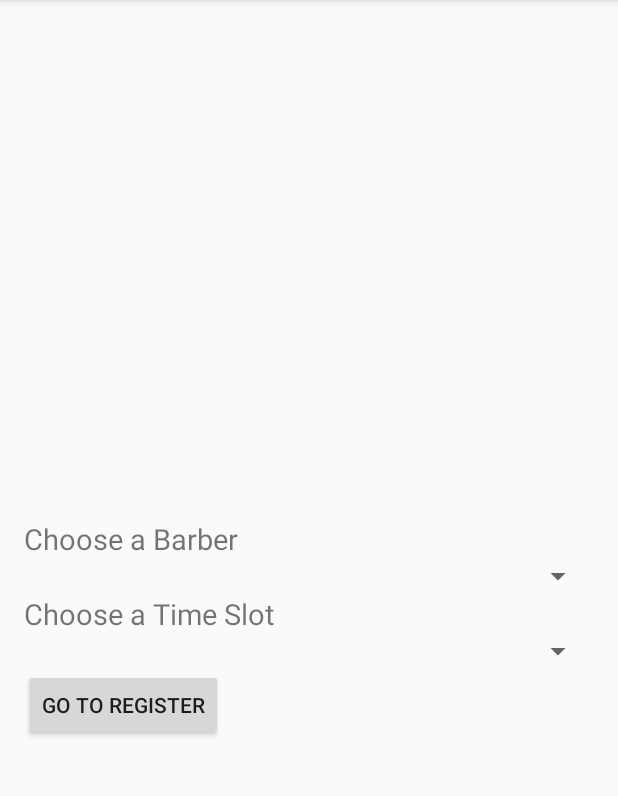
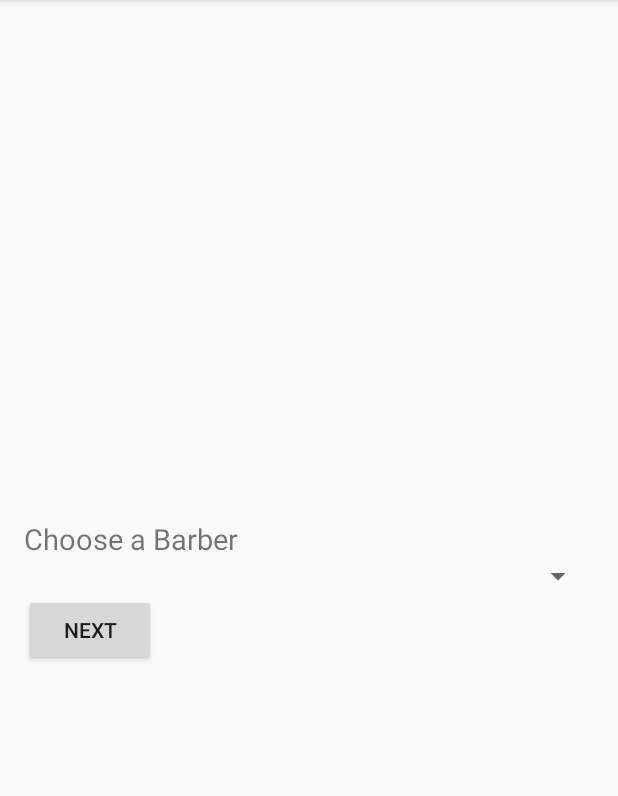
Before and after one commit to drewdawg8/BarbershopQuartet, an Android app: the ActivityCustomerAppointmentRequest screen opened directly, with no data from a screen before it, on a phone screen of 412 x 824 dp, the part 84-880 px from its top. Run offline under Robolectric (Android 15) with nearby library versions, the phone set to English and light mode, and no system bars; our stand-ins replace Firebase (no records; nobody signed in at launch, a user with empty details on screens opened directly); 1 statement that could not run was skipped.

Commit message:
Editted Customer Appointment Request so that there is only one spinner, one button, and one text view with different stages. Each stage loads the spinner with the corresponding data to choose from for the customer.

```diff
--- a/app/src/main/java/com/doublea/barbershopquartet/ActivityCustomerAppointmentRequest.java
+++ b/app/src/main/java/com/doublea/barbershopquartet/ActivityCustomerAppointmentRequest.java
@@ -5,13 +5,16 @@ import android.support.v7.app.AppCompatActivity;
 import android.os.Bundle;
 import android.view.View;
 import android.widget.ArrayAdapter;
+import android.widget.Button;
 import android.widget.Spinner;
+import android.widget.TextView;
 
 import com.doublea.barbershopquartet.BackgroundTools.Barber;
 import com.doublea.barbershopquartet.BackgroundTools.FirebaseInteraction;
 import com.doublea.barbershopquartet.BackgroundTools.FirebaseReadListener;
-import com.doublea.barbershopquartet.BackgroundTools.TimeSlot;
 import com.google.firebase.database.DataSnapshot;
+
+import org.w3c.dom.Text;
 
 import java.util.ArrayList;
 
@@ -19,9 +22,12 @@ public class ActivityCustomerAppointmentRequest extends AppCompatActivity {
 
     private Spinner firstSpinner;
     private Spinner secondSpinner;
+    private TextView textView;
+    private Button button;
     private FirebaseInteraction firebaseInteraction;
     private ArrayList<Barber> listOfBarbers;
     protected static Barber barber;
+    private int stages;
     @Override
     protected void onCreate(Bundle savedInstanceState) {
         super.onCreate(savedInstanceState);
@@ -30,26 +36,13 @@ public class ActivityCustomerAppointmentRequest extends AppCompatActivity {
     }
 
     private void intializeVariables() {
-        this.firstSpinner = (Spinner)findViewById(R.id.spinner1);
+        this.firstSpinner = (Spinner)findViewById(R.id.spinner);
         this.secondSpinner = (Spinner)findViewById(R.id.spinner2);
-        firebaseInteraction = new FirebaseInteraction();
+        this.textView = (TextView)findViewById(R.id.text_view);
+        this.button = (Button) findViewById(R.id.next_button);
+        this.firebaseInteraction = new FirebaseInteraction();
         this.listOfBarbers = new ArrayList<Barber>();
-    }
-
-    public void onClickRegister(View view) {
-
-        Object firstSpinnerSelection = firstSpinner.getSelectedItem(); // for now until we load data to firebase
-        Object secondSpinnerSelection = secondSpinner.getSelectedItem(); // for now until we load data to firebase
-
-        String barber = firstSpinnerSelection.toString();
-        String timeSlot = secondSpinnerSelection.toString();
-        //if(firstSpinnerSelection != null || secondSpinnerSelection != null){
-            Intent startNewActivity = new Intent(this, ActivityCustomerFillOutAppointment.class);
-            startNewActivity.putExtra("timeSlot", timeSlot);
-            startNewActivity.putExtra("barber", barber);
-            startActivity(startNewActivity);
-       // }
-
+        this.stages = 0;
     }
 
     @Override
@@ -89,4 +82,32 @@ public class ActivityCustomerAppointmentRequest extends AppCompatActivity {
                 barber.child("phoneNumber").getValue().toString(), barber.child("email").getValue().toString(),
                 barber.child("description").getValue().toString(), barber.child("uid").getValue().toString());
     }
+
+    public void onClickNext(View view) {
+        switch(stages){
+            case 0:
+                this.stages++;
+                this.textView.setText("Choose a Date:");
+                getDate();
+                break;
+            case 1:
+                this.stages++;
+                this.textView.setText("Choose a Time Slot for your appointment");
+                getTimeSlot();
+                button.setText("Submit");
+                break;
+            case 2:
+                startActivity(new Intent(this, ActivityCustomerFillOutAppointment.class));
+        }
+    }
+
+    private void getTimeSlot() {
+
+    }
+
+    private void getDate() {
+
+    }
+
+
 }
--- a/app/src/main/res/layout/activity_customer_appointment_request.xml
+++ b/app/src/main/res/layout/activity_customer_appointment_request.xml
@@ -7,36 +7,25 @@
     android:paddingRight="16dp">
 
     <Spinner
-        android:id="@+id/spinner1"
+        android:id="@+id/spinner"
         android:layout_width="match_parent"
         android:layout_height="wrap_content"
         android:layout_weight="1"
         android:layout_centerInParent="true"/>
-    <Spinner
-        android:id="@+id/spinner2"
-        android:layout_width="match_parent"
-        android:layout_height="wrap_content"
-        android:layout_below="@+id/text_view_choose_time_slot"></Spinner>
 
     <TextView
-        android:id="@+id/text_view_choose_barber"
+        android:id="@+id/text_view"
         android:layout_width="wrap_content"
         android:layout_height="wrap_content"
-        android:layout_above="@id/spinner1"
+        android:layout_above="@id/spinner"
         android:text="Choose a Barber"
-        android:textSize="@dimen/text_size"/>
-    <TextView
-        android:id="@+id/text_view_choose_time_slot"
-        android:layout_width="wrap_content"
-        android:layout_height="wrap_content"
-        android:layout_below="@id/spinner1"
-        android:text="Choose a Time Slot"
         android:textSize="@dimen/text_size"/>
 
     <Button
+        android:id="@+id/next_button"
         android:layout_width="wrap_content"
         android:layout_height="wrap_content"
-        android:layout_below="@id/spinner2"
-        android:text="Go To register"
-        android:onClick="onClickRegister"/>
+        android:layout_below="@id/spinner"
+        android:text="Next"
+        android:onClick="onClickNext"/>
 </RelativeLayout>
```
